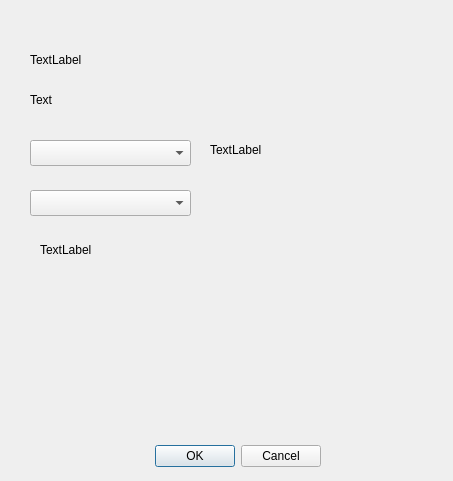
Kenzocenzo/project_rpg, file levelupdialog.ui: the form before one commit.
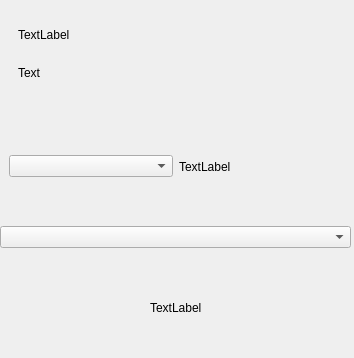
The form after the commit.

The edit to the form file:
```diff
--- a/levelupdialog.ui
+++ b/levelupdialog.ui
@@ -6,8 +6,8 @@
    <rect>
     <x>0</x>
     <y>0</y>
-    <width>453</width>
-    <height>481</height>
+    <width>354</width>
+    <height>358</height>
    </rect>
   </property>
   <property name="windowTitle">
@@ -29,77 +29,114 @@
     <set>QDialogButtonBox::StandardButton::Cancel|QDialogButtonBox::StandardButton::Ok</set>
    </property>
   </widget>
-  <widget class="QLabel" name="acLabel">
+  <widget class="QWidget" name="widget_4" native="true">
    <property name="geometry">
     <rect>
-     <x>30</x>
-     <y>90</y>
-     <width>181</width>
-     <height>20</height>
+     <x>0</x>
+     <y>0</y>
+     <width>351</width>
+     <height>361</height>
     </rect>
    </property>
-   <property name="text">
-    <string>Text</string>
-   </property>
-  </widget>
-  <widget class="QLabel" name="hpLabel">
-   <property name="geometry">
-    <rect>
-     <x>30</x>
-     <y>50</y>
-     <width>181</width>
-     <height>20</height>
-    </rect>
-   </property>
-   <property name="text">
-    <string>TextLabel</string>
-   </property>
-  </widget>
-  <widget class="QComboBox" name="statBox">
-   <property name="geometry">
-    <rect>
-     <x>30</x>
-     <y>140</y>
-     <width>161</width>
-     <height>26</height>
-    </rect>
-   </property>
-  </widget>
-  <widget class="QLabel" name="statLabel">
-   <property name="geometry">
-    <rect>
-     <x>210</x>
-     <y>140</y>
-     <width>211</width>
-     <height>20</height>
-    </rect>
-   </property>
-   <property name="text">
-    <string>TextLabel</string>
-   </property>
-  </widget>
-  <widget class="QComboBox" name="skillBox">
-   <property name="geometry">
-    <rect>
-     <x>30</x>
-     <y>190</y>
-     <width>161</width>
-     <height>26</height>
-    </rect>
-   </property>
-  </widget>
-  <widget class="QLabel" name="abilityLabel">
-   <property name="geometry">
-    <rect>
-     <x>40</x>
-     <y>240</y>
-     <width>231</width>
-     <height>20</height>
-    </rect>
-   </property>
-   <property name="text">
-    <string>TextLabel</string>
-   </property>
+   <layout class="QVBoxLayout" name="verticalLayout_2">
+    <item>
+     <widget class="QWidget" name="widget_3" native="true">
+      <layout class="QHBoxLayout" name="horizontalLayout_2">
+       <item>
+        <widget class="QWidget" name="widget_2" native="true">
+         <layout class="QVBoxLayout" name="verticalLayout">
+          <item>
+           <widget class="QLabel" name="hpLabel">
+            <property name="text">
+             <string>TextLabel</string>
+            </property>
+           </widget>
+          </item>
+          <item>
+           <widget class="QLabel" name="acLabel">
+            <property name="text">
+             <string>Text</string>
+            </property>
+           </widget>
+          </item>
+         </layout>
+        </widget>
+       </item>
+       <item>
+        <spacer name="horizontalSpacer">
+         <property name="orientation">
+          <enum>Qt::Orientation::Horizontal</enum>
+         </property>
+         <property name="sizeHint" stdset="0">
+          <size>
+           <width>40</width>
+           <height>20</height>
+          </size>
+         </property>
+        </spacer>
+       </item>
+      </layout>
+     </widget>
+    </item>
+    <item>
+     <widget class="QWidget" name="widget" native="true">
+      <layout class="QHBoxLayout" name="horizontalLayout">
+       <item>
+        <widget class="QComboBox" name="statBox"/>
+       </item>
+       <item>
+        <widget class="QLabel" name="statLabel">
+         <property name="text">
+          <string>TextLabel</string>
+         </property>
+        </widget>
+       </item>
+      </layout>
+     </widget>
+    </item>
+    <item>
+     <widget class="QComboBox" name="skillBox"/>
+    </item>
+    <item>
+     <widget class="QWidget" name="widget_5" native="true">
+      <layout class="QHBoxLayout" name="horizontalLayout_3">
+       <item>
+        <spacer name="horizontalSpacer_3">
+         <property name="orientation">
+          <enum>Qt::Orientation::Horizontal</enum>
+         </property>
+         <property name="sizeHint" stdset="0">
+          <size>
+           <width>112</width>
+           <height>20</height>
+          </size>
+         </property>
+        </spacer>
+       </item>
+       <item>
+        <widget class="QLabel" name="abilityLabel">
+         <property name="text">
+          <string>TextLabel</string>
+         </property>
+        </widget>
+       </item>
+       <item>
+        <spacer name="horizontalSpacer_2">
+         <property name="orientation">
+          <enum>Qt::Orientation::Horizontal</enum>
+         </property>
+         <property name="sizeHint" stdset="0">
+          <size>
+           <width>112</width>
+           <height>20</height>
+          </size>
+         </property>
+        </spacer>
+       </item>
+      </layout>
+     </widget>
+    </item>
+   </layout>
   </widget>
  </widget>
  <resources/>
```
